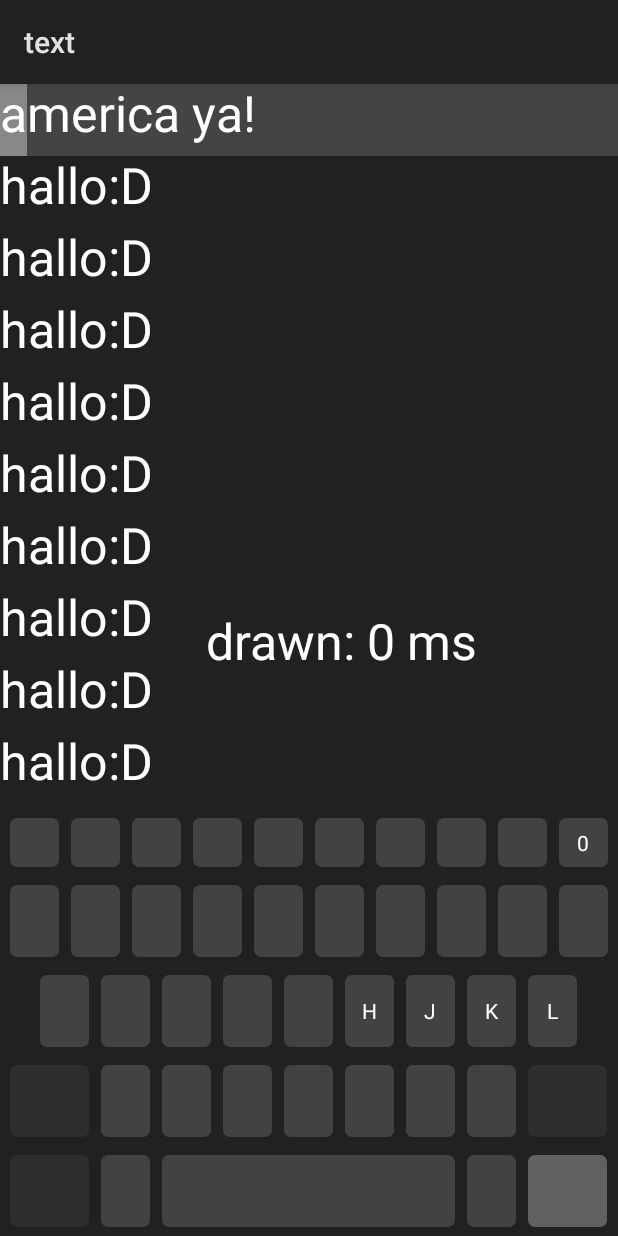
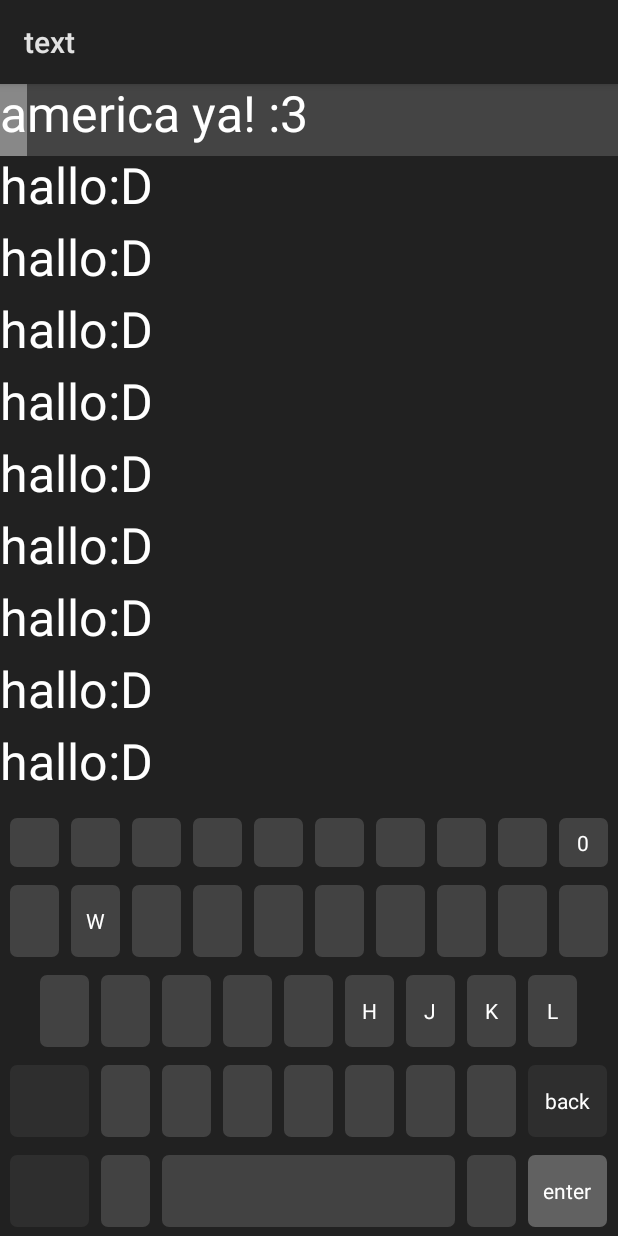
Before and after one commit to IMOitself/text, an Android app: the screen it shows after launch (MainActivity), on a phone screen of 412 x 824 dp. Run offline under Robolectric (Android 15) with nearby library versions, the phone set to English and light mode, and no system bars.

```diff
--- a/app/src/main/java/imo/text/Keyboard.java
+++ b/app/src/main/java/imo/text/Keyboard.java
@@ -108,13 +108,17 @@ public class Keyboard {
             configKey(id, wideKeyWidth, normalKeyHeight, R.color.key_secondary);
 
         configKey(R.id.key_space, normalKeyWidth * 5, normalKeyHeight, R.color.key_primary);
-        configKey(R.id.key_go, wideKeyWidth, normalKeyHeight, R.color.key_tertiary);
+        configKey(R.id.key_enter, wideKeyWidth, normalKeyHeight, R.color.key_tertiary);
 
         TextView keyH = mActivity.findViewById(R.id.key_H);
         TextView keyL = mActivity.findViewById(R.id.key_L);
         TextView key0 = mActivity.findViewById(R.id.key_0);
         TextView keyJ = mActivity.findViewById(R.id.key_J);
         TextView keyK = mActivity.findViewById(R.id.key_K);
+        TextView keyW = mActivity.findViewById(R.id.key_W);
+        TextView keySpace = mActivity.findViewById(R.id.key_space);
+        TextView keyBackspace = mActivity.findViewById(R.id.key_backspace);
+        TextView keyEnter = mActivity.findViewById(R.id.key_enter);
 
         keyH.setOnTouchListener(
             continousClick(new Runnable() {
@@ -144,11 +148,39 @@ public class Keyboard {
                         mEditor.moveCursorY(1);
                     }
                 }));
+        keyW.setOnTouchListener(
+            continousClick(new Runnable() {
+                    @Override
+                    public void run() {
+                        mEditor.moveCursorToNextWordStart();
+                    }
+                }));
         keyK.setOnTouchListener(
             continousClick(new Runnable() {
                     @Override
                     public void run() {
                         mEditor.moveCursorY(-1);
+                    }
+                }));
+        keySpace.setOnTouchListener(
+            continousClick(new Runnable(){
+                    @Override
+                    public void run(){
+                        mEditor.moveCursorX(1);
+                    }
+                }));
+        keyBackspace.setOnTouchListener(
+            continousClick(new Runnable(){
+                    @Override
+                    public void run(){
+                        mEditor.moveCursorX(-1);
+                    }
+                }));
+        keyEnter.setOnTouchListener(
+            continousClick(new Runnable(){
+                    @Override
+                    public void run(){
+                        mEditor.moveCursorY(1);
                     }
                 }));
     }
--- a/app/src/main/java/imo/text/MainActivity.java
+++ b/app/src/main/java/imo/text/MainActivity.java
@@ -13,7 +13,7 @@ public class MainActivity extends Activity{
 
         final Editor editor = findViewById(R.id.editor);
         StringBuilder sb = new StringBuilder();
-        sb.append("america ya!");
+        sb.append("america ya! :3");
         for(int i = 0; i < 99; i++){
             sb.append("\nhallo:D");
         }
--- a/app/src/main/res/layout/activity_main.xml
+++ b/app/src/main/res/layout/activity_main.xml
@@ -354,8 +354,8 @@
                  android:layout_height="50dp"
                  android:layout_width="37dp"
                  android:gravity="center"
-                 android:id="@+id/key_go"
-                 android:text="@string/go" />
+                 android:id="@+id/key_enter"
+                 android:text="@string/enter" />
 
         </LinearLayout>
 
--- a/app/src/main/res/values/strings.xml
+++ b/app/src/main/res/values/strings.xml
@@ -34,14 +34,14 @@
     <string name="t"> </string>
     <string name="u"> </string>
     <string name="v"> </string>
-    <string name="w"> </string>
+    <string name="w">W</string>
     <string name="x"> </string>
     <string name="y"> </string>
     <string name="z"> </string>
     <string name="comma"> </string>
-    <string name="backspace"> </string>
+    <string name="backspace">back</string>
     <string name="period"> </string>
     <string name="ctrl"> </string>
     <string name="shift"> </string>
-    <string name="go"> </string>
+    <string name="enter">enter</string>
 </resources>
```
Also changed, not shown: app/src/main/java/imo/text/Editor.java (+37 -23 lines).
